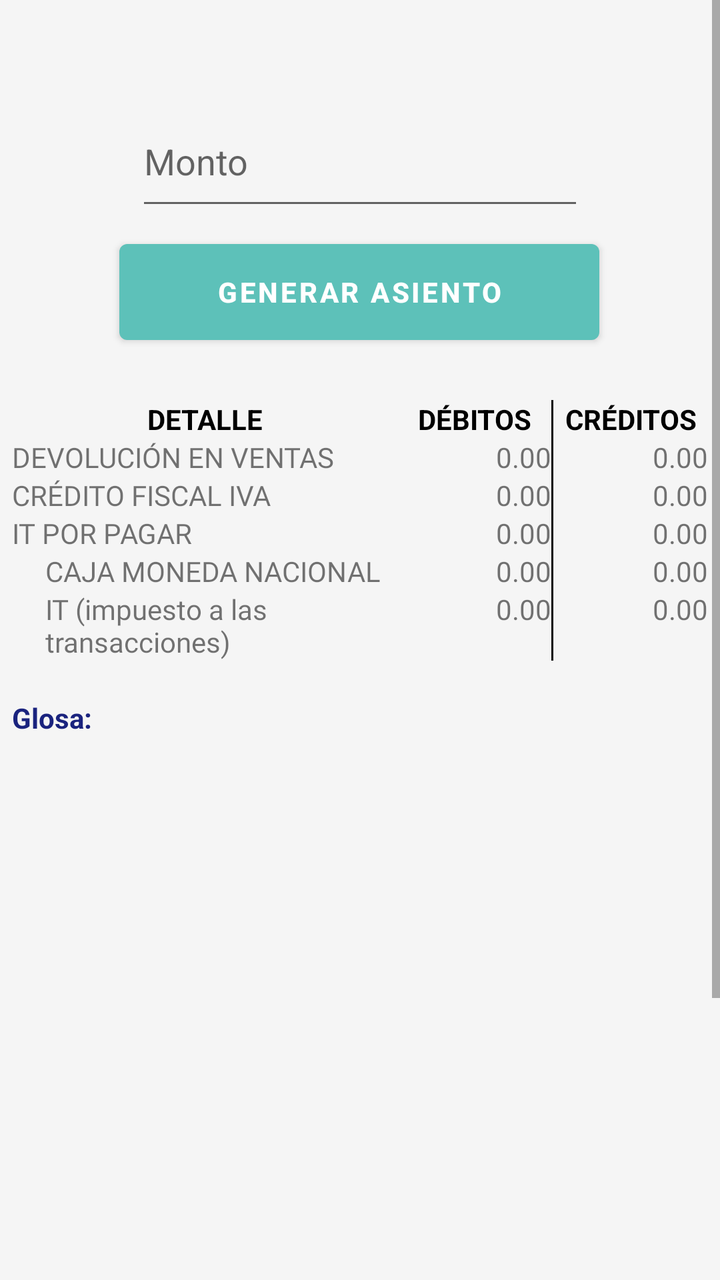
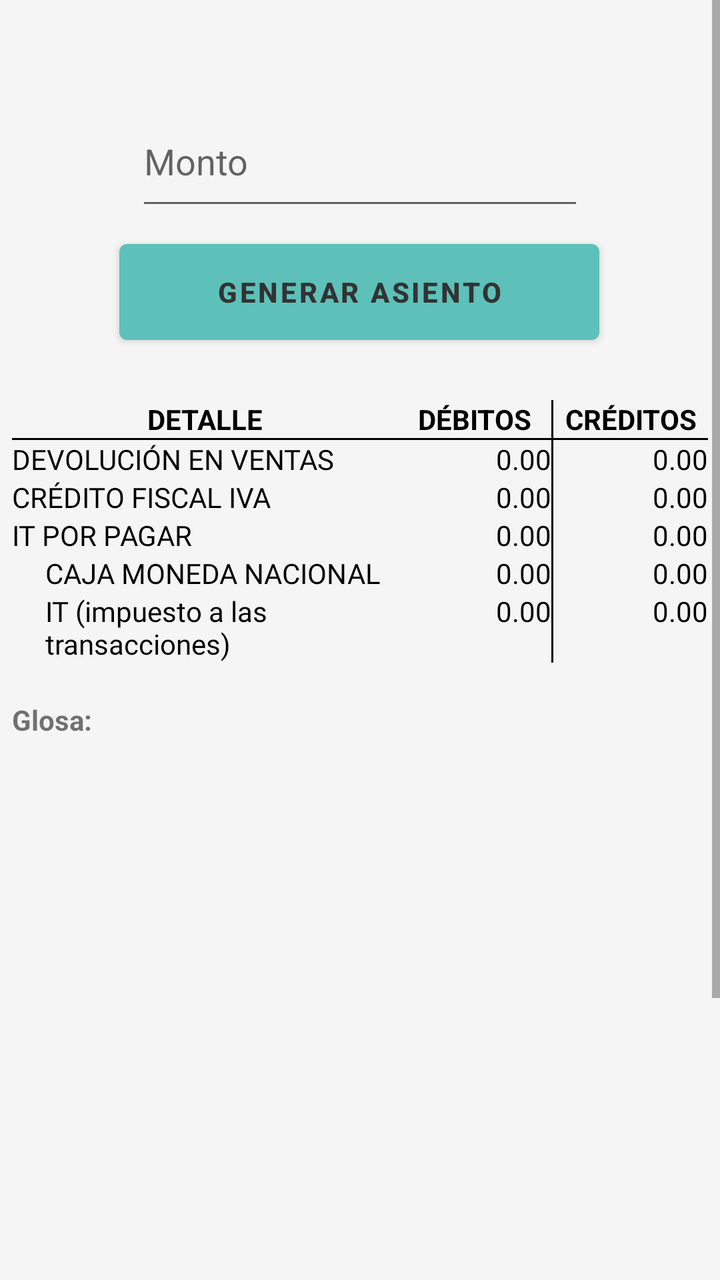

Screens rendered from an Android XML layout before and after an edit, with the pre-edit source and the edit as a unified diff.
<!-- AndroidManifest.xml: application theme Theme.ContabilidadBasicaBolivia -->
<!-- res/layout/activity_devolucion_ventas.xml -->
<?xml version="1.0" encoding="utf-8"?>
<ScrollView
    xmlns:android="http://schemas.android.com/apk/res/android"
    xmlns:app="http://schemas.android.com/apk/res-auto"
    xmlns:tools="http://schemas.android.com/tools"
    android:layout_width="match_parent"
    android:layout_height="match_parent"
    android:background="#F5F5F5"
    tools:context="com.datos.contabilidadbasicabolivia.DevolucionVentas">

    <androidx.constraintlayout.widget.ConstraintLayout
        android:layout_width="match_parent"
        android:layout_height="wrap_content">

        <EditText
            android:id="@+id/editTextNumber"
            android:layout_width="224dp"
            android:layout_height="62dp"
            android:layout_marginTop="48dp"
            android:ems="10"
            android:textColor="@color/black"
            android:hint="Monto"
            android:inputType="text"
            app:layout_constraintEnd_toEndOf="parent"
            app:layout_constraintStart_toStartOf="parent"
            app:layout_constraintTop_toTopOf="parent" />

        <Button
            android:id="@+id/button"
            android:layout_width="240dp"
            android:layout_height="60dp"
            android:layout_marginTop="6dp"
            android:onClick="Generar"
            android:text="Generar Asiento"
            android:textStyle="bold"
            android:textColor="#ffffff"
            android:theme="@style/button1"
            app:layout_constraintEnd_toEndOf="parent"
            app:layout_constraintHorizontal_bias="0.497"
            app:layout_constraintStart_toStartOf="parent"
            app:layout_constraintTop_toBottomOf="@+id/editTextNumber" />

        <TableLayout
            android:layout_width="348dp"
            android:layout_height="621dp"
            android:layout_marginTop="24dp"
            app:layout_constraintBottom_toBottomOf="parent"
            app:layout_constraintEnd_toEndOf="parent"
            app:layout_constraintStart_toStartOf="parent"
            app:layout_constraintTop_toBottomOf="@+id/button"
            app:layout_constraintVertical_bias="0.0">

            <TableRow
                android:layout_width="match_parent"
                android:layout_height="wrap_content">

                <TextView
                    android:id="@+id/textView1"
                    android:layout_width="0dp"
                    android:layout_height="wrap_content"
                    android:layout_weight="2.5"
                    android:gravity="center"
                    android:textColor="#000000"
                    android:text="DETALLE"
                    android:textStyle="bold" />

                <TextView
                    android:id="@+id/textView2"
                    android:layout_width="0dp"
                    android:layout_height="wrap_content"
                    android:layout_weight="1"
                    android:gravity="center"
                    android:textColor="#000000"
                    android:text="DÉBITOS"
                    android:textStyle="bold" />


                <View
                    android:layout_width="1dp"
                    android:layout_height="match_parent"
                    android:background="#000000" />

                <TextView
                    android:id="@+id/textView3"
                    android:layout_width="0dp"
                    android:layout_height="wrap_content"
                    android:layout_weight="1"
                    android:gravity="center"
                    android:textColor="#000000"
                    android:text="CRÉDITOS"
                    android:textStyle="bold" />
            </TableRow>

            <TableRow
                android:layout_width="match_parent"
                android:layout_height="wrap_content">

                <TextView
                    android:id="@+id/textView4"
                    android:layout_width="0dp"
                    android:layout_height="wrap_content"
                    android:layout_weight="2.5"
                    android:fontFamily="@font/sriracha"
                    android:text="DEVOLUCIÓN EN VENTAS" />

                <TextView
                    android:id="@+id/espacio_01"
                    android:layout_width="0dp"
                    android:layout_height="wrap_content"
                    android:layout_weight="1"
                    android:gravity="right"
                    android:text="0.00" />

                <View
                    android:layout_width="1dp"
                    android:layout_height="match_parent"
                    android:background="#000000" />

                <TextView
                    android:id="@+id/espacio_02"
                    android:layout_width="0dp"
                    android:layout_height="wrap_content"
                    android:layout_weight="1"
                    android:gravity="right"
                    android:text="0.00" />
            </TableRow>

            <TableRow
                android:layout_width="match_parent"
                android:layout_height="wrap_content">

                <TextView
                    android:id="@+id/textView41"
                    android:layout_width="0dp"
                    android:layout_height="wrap_content"
                    android:layout_weight="2.5"
                    android:fontFamily="@font/sriracha"
                    android:text="CRÉDITO FISCAL IVA" />

                <TextView
                    android:id="@+id/espacio_03"
                    android:layout_width="0dp"
                    android:layout_height="wrap_content"
                    android:layout_weight="1"
                    android:gravity="right"
                    android:text="0.00" />

                <View
                    android:layout_width="1dp"
                    android:layout_height="match_parent"
                    android:background="#000000" />

                <TextView
                    android:id="@+id/espacio_04"
                    android:layout_width="0dp"
                    android:layout_height="wrap_content"
                    android:layout_weight="1"
                    android:gravity="right"
                    android:text="0.00" />
            </TableRow>

            <TableRow
                android:layout_width="match_parent"
                android:layout_height="wrap_content">

                <TextView
                    android:id="@+id/textView31"
                    android:layout_width="0dp"
                    android:layout_height="wrap_content"
                    android:layout_weight="2.5"
                    android:fontFamily="@font/sriracha"
                    android:text="IT POR PAGAR" />

                <TextView
                    android:id="@+id/espacio_05"
                    android:layout_width="0dp"
                    android:layout_height="wrap_content"
                    android:layout_weight="1"
                    android:gravity="right"
                    android:text="0.00" />

                <View
                    android:layout_width="1dp"
                    android:layout_height="match_parent"
                    android:background="#000000" />

                <TextView
                    android:id="@+id/espacio_06"
                    android:layout_width="0dp"
                    android:layout_height="wrap_content"
                    android:layout_weight="1"
                    android:gravity="right"
                    android:text="0.00" />
            </TableRow>

            <TableRow
                android:layout_width="match_parent"
                android:layout_height="wrap_content">

                <TextView
                    android:id="@+id/textView32"
                    android:layout_width="0dp"
                    android:layout_height="wrap_content"
                    android:layout_weight="2.5"
                    android:fontFamily="@font/sriracha"
                    android:text="     CAJA MONEDA NACIONAL" />

                <TextView
                    android:id="@+id/espacio_07"
                    android:layout_width="0dp"
                    android:layout_height="wrap_content"
                    android:layout_weight="1"
                    android:gravity="right"
                    android:text="0.00" />

                <View
                    android:layout_width="1dp"
                    android:layout_height="match_parent"
                    android:background="#000000" />

                <TextView
                    android:id="@+id/espacio_08"
                    android:layout_width="0dp"
                    android:layout_height="wrap_content"
                    android:layout_weight="1"
                    android:gravity="right"
                    android:text="0.00" />
            </TableRow>

            <TableRow
                android:layout_width="match_parent"
                android:layout_height="wrap_content">

                <TextView
                    android:id="@+id/textView35"
                    android:layout_width="0dp"
                    android:layout_height="wrap_content"
                    android:layout_weight="2.5"
                    android:fontFamily="@font/sriracha"
                    android:text="     IT (impuesto a las\n     transacciones)" />

                <TextView
                    android:id="@+id/espacio_09"
                    android:layout_width="0dp"
                    android:layout_height="wrap_content"
                    android:layout_weight="1"
                    android:gravity="right"
                    android:text="0.00" />

                <View
                    android:layout_width="1dp"
                    android:layout_height="match_parent"
                    android:background="#000000" />

                <TextView
                    android:id="@+id/espacio_10"
                    android:layout_width="0dp"
                    android:layout_height="wrap_content"
                    android:layout_weight="1"
                    android:gravity="right"
                    android:text="0.00" />
            </TableRow>

            <TableRow
                android:layout_width="match_parent"
                android:layout_height="wrap_content">

                <TextView
                    android:id="@+id/glosanull"
                    android:layout_width="0dp"
                    android:layout_height="wrap_content"
                    android:layout_weight="2.5"
                    android:textStyle="bold" />
            </TableRow>

            <TableRow
                android:id="@+id/tableRow"
                android:layout_width="match_parent"
                android:layout_height="wrap_content">

                <TextView
                    android:id="@+id/glosa_01"
                    android:layout_width="0dp"
                    android:layout_height="wrap_content"
                    android:layout_weight="2.5"
                    android:text="Glosa:"
                    android:textColor="#1A237E"
                    android:textStyle="bold" />
            </TableRow>

            <TableRow
                android:layout_width="match_parent"
                android:layout_height="wrap_content">

                <TextView
                    android:id="@+id/glosanull2"
                    android:layout_width="0dp"
                    android:layout_height="wrap_content"
                    android:layout_weight="2.5"
                    android:textStyle="bold" />
            </TableRow>

            <TableRow
                android:layout_width="match_parent"
                android:layout_height="wrap_content">

                <TextView
                    android:id="@+id/informacion"
                    android:layout_width="0dp"
                    android:layout_height="wrap_content"
                    android:layout_weight="2.5"
                    android:textColor="#402945"
                    android:textStyle="bold" />
            </TableRow>

            <TableRow
                android:layout_width="match_parent"
                android:layout_height="wrap_content">

                <TextView
                    android:id="@+id/notanull"
                    android:layout_width="0dp"
                    android:layout_height="wrap_content"
                    android:layout_weight="2.5"
                    android:textStyle="bold" />
            </TableRow>

            <TableRow
                android:layout_width="match_parent"
                android:layout_height="wrap_content">

                <TextView
                    android:id="@+id/nota1"
                    android:layout_width="0dp"
                    android:layout_height="wrap_content"
                    android:layout_weight="2.5"
                    android:textColor="#402945"
                    android:textStyle="bold" />
            </TableRow>

            <TableRow
                android:layout_width="match_parent"
                android:layout_height="wrap_content">

                <TextView
                    android:id="@+id/notanull1"
                    android:layout_width="0dp"
                    android:layout_height="wrap_content"
                    android:layout_weight="2.5"
                    android:textColor="#402945"
                    android:textStyle="bold" />
            </TableRow>

            <TableRow
                android:layout_width="match_parent"
                android:layout_height="wrap_content">

                <TextView
                    android:id="@+id/nota2"
                    android:layout_width="0dp"
                    android:layout_height="wrap_content"
                    android:layout_weight="2.5"
                    android:textColor="#402945"
                    android:textStyle="bold" />
            </TableRow>

            <TableRow
                android:layout_width="match_parent"
                android:layout_height="wrap_content">

                <TextView
                    android:id="@+id/nota3"
                    android:layout_width="0dp"
                    android:layout_height="wrap_content"
                    android:layout_weight="2.5"
                    android:textColor="#402945"
                    android:textStyle="bold" />
            </TableRow>
        </TableLayout>
    </androidx.constraintlayout.widget.ConstraintLayout>
</ScrollView>
<!-- resources referenced by this layout -->
<resources>
  <color name="black">#FF000000</color>
  <style name="button1" parent="Theme.AppCompat.Light.NoActionBar">
          <item name="colorPrimary">@color/red</item>
          <item name="colorPrimaryVariant">@color/lightGray</item>
          <item name="android:textColorPrimary">@color/navy</item>
          <item name="android:statusBarColor">@color/darkGreen</item>
      </style>
  <style name="Theme.ContabilidadBasicaBolivia" parent="Base.Theme.ContabilidadBasicaBolivia" />
  <color name="red">#5DC1B9</color>
  <color name="lightGray">#D3D3D3</color>
  <color name="navy">#000080</color>
  <color name="darkGreen">#006400</color>
  <style name="Base.Theme.ContabilidadBasicaBolivia" parent="Theme.MaterialComponents.DayNight.NoActionBar">
          
          
          <item name="colorPrimary">@color/white</item>
          <item name="colorPrimaryVariant">@color/black</item>
          <item name="android:textColorPrimary">@color/white</item>
          <item name="android:statusBarColor">@color/red</item>
  
      </style>
  <color name="white">#FFFFFFFF</color>
</resources>

<!-- the commit's change to res/layout/activity_devolucion_ventas.xml (unified diff, before → after) -->
@@ -5,12 +5,12 @@
     xmlns:tools="http://schemas.android.com/tools"
     android:layout_width="match_parent"
     android:layout_height="match_parent"
-    android:background="#F5F5F5"
     tools:context="com.datos.contabilidadbasicabolivia.DevolucionVentas">
 
     <androidx.constraintlayout.widget.ConstraintLayout
         android:layout_width="match_parent"
-        android:layout_height="wrap_content">
+        android:layout_height="wrap_content"
+        android:background="#F5F5F5">
 
         <EditText
             android:id="@+id/editTextNumber"
@@ -33,7 +33,7 @@
             android:onClick="Generar"
             android:text="Generar Asiento"
             android:textStyle="bold"
-            android:textColor="#ffffff"
+            android:textColor="#333333"
             android:theme="@style/button1"
             app:layout_constraintEnd_toEndOf="parent"
             app:layout_constraintHorizontal_bias="0.497"
@@ -91,6 +91,11 @@
                     android:textStyle="bold" />
             </TableRow>
 
+            <View
+                android:layout_width="match_parent"
+                android:layout_height="1dp"
+                android:background="#000000" />
+
             <TableRow
                 android:layout_width="match_parent"
                 android:layout_height="wrap_content">
@@ -101,6 +106,7 @@
                     android:layout_height="wrap_content"
                     android:layout_weight="2.5"
                     android:fontFamily="@font/sriracha"
+                    android:textColor="@color/black"
                     android:text="DEVOLUCIÓN EN VENTAS" />
 
                 <TextView
@@ -109,6 +115,7 @@
                     android:layout_height="wrap_content"
                     android:layout_weight="1"
                     android:gravity="right"
+                    android:textColor="@color/black"
                     android:text="0.00" />
 
                 <View
@@ -122,6 +129,7 @@
                     android:layout_height="wrap_content"
                     android:layout_weight="1"
                     android:gravity="right"
+                    android:textColor="@color/black"
                     android:text="0.00" />
             </TableRow>
 
@@ -135,6 +143,7 @@
                     android:layout_height="wrap_content"
                     android:layout_weight="2.5"
                     android:fontFamily="@font/sriracha"
+                    android:textColor="@color/black"
                     android:text="CRÉDITO FISCAL IVA" />
 
                 <TextView
@@ -143,6 +152,7 @@
                     android:layout_height="wrap_content"
                     android:layout_weight="1"
                     android:gravity="right"
+                    android:textColor="@color/black"
                     android:text="0.00" />
 
                 <View
@@ -156,6 +166,7 @@
                     android:layout_height="wrap_content"
                     android:layout_weight="1"
                     android:gravity="right"
+                    android:textColor="@color/black"
                     android:text="0.00" />
             </TableRow>
 
@@ -169,6 +180,7 @@
                     android:layout_height="wrap_content"
                     android:layout_weight="2.5"
                     android:fontFamily="@font/sriracha"
+                    android:textColor="@color/black"
                     android:text="IT POR PAGAR" />
 
                 <TextView
@@ -177,6 +189,7 @@
                     android:layout_height="wrap_content"
                     android:layout_weight="1"
                     android:gravity="right"
+                    android:textColor="@color/black"
                     android:text="0.00" />
 
                 <View
@@ -190,6 +203,7 @@
                     android:layout_height="wrap_content"
                     android:layout_weight="1"
                     android:gravity="right"
+                    android:textColor="@color/black"
                     android:text="0.00" />
             </TableRow>
 
@@ -203,6 +217,7 @@
                     android:layout_height="wrap_content"
                     android:layout_weight="2.5"
                     android:fontFamily="@font/sriracha"
+                    android:textColor="@color/black"
                     android:text="     CAJA MONEDA NACIONAL" />
 
                 <TextView
@@ -211,6 +226,7 @@
                     android:layout_height="wrap_content"
                     android:layout_weight="1"
                     android:gravity="right"
+                    android:textColor="@color/black"
                     android:text="0.00" />
 
                 <View
@@ -224,6 +240,7 @@
                     android:layout_height="wrap_content"
                     android:layout_weight="1"
                     android:gravity="right"
+                    android:textColor="@color/black"
                     android:text="0.00" />
             </TableRow>
 
@@ -237,6 +254,7 @@
                     android:layout_height="wrap_content"
                     android:layout_weight="2.5"
                     android:fontFamily="@font/sriracha"
+                    android:textColor="@color/black"
                     android:text="     IT (impuesto a las\n     transacciones)" />
 
                 <TextView
@@ -245,6 +263,7 @@
                     android:layout_height="wrap_content"
                     android:layout_weight="1"
                     android:gravity="right"
+                    android:textColor="@color/black"
                     android:text="0.00" />
 
                 <View
@@ -258,6 +277,7 @@
                     android:layout_height="wrap_content"
                     android:layout_weight="1"
                     android:gravity="right"
+                    android:textColor="@color/black"
                     android:text="0.00" />
             </TableRow>
 
@@ -284,7 +304,6 @@
                     android:layout_height="wrap_content"
                     android:layout_weight="2.5"
                     android:text="Glosa:"
-                    android:textColor="#1A237E"
                     android:textStyle="bold" />
             </TableRow>
 
